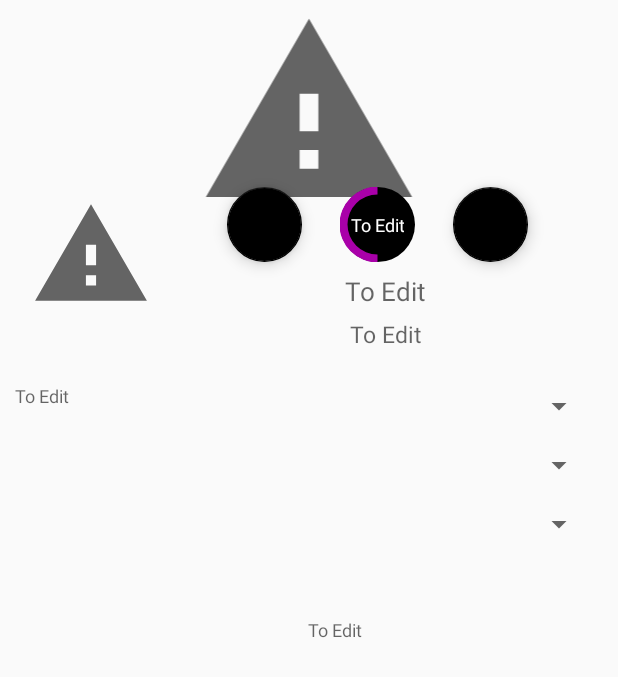
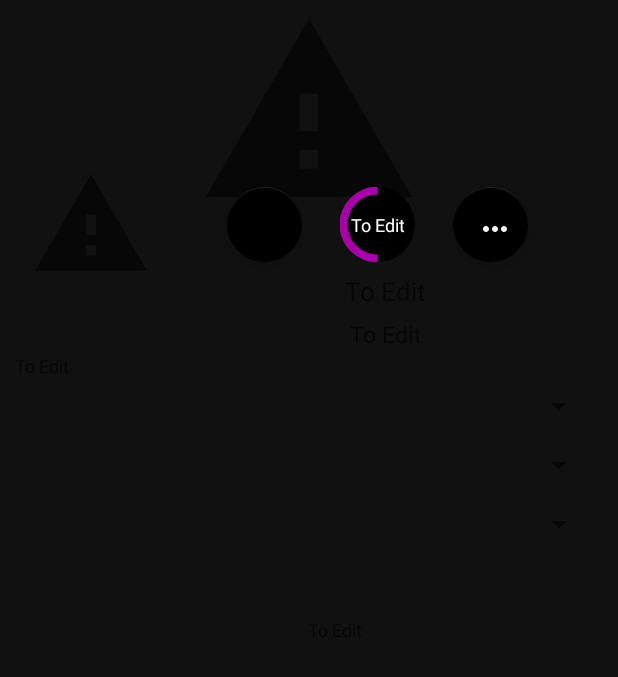
Before and after one commit to akaecliptic/Cinephile, an Android app: the layout fragment_movie_profile.xml on its own in the app's theme, with its tools: preview values and no code run, on a phone screen of 412 x 824 dp. Shown: the top 677 px of the screen. Run offline under Robolectric (Android 15) with nearby library versions, the phone set to English and light mode, and no system bars.

Commit message:
More updates to movie profile designs; changed back button, poster position and profile background colour

```diff
--- a/app/src/main/java/aka_ecliptic/com/cinephile/Activity/MovieProfileActivity.java
+++ b/app/src/main/java/aka_ecliptic/com/cinephile/Activity/MovieProfileActivity.java
@@ -5,6 +5,7 @@ import android.support.design.widget.FloatingActionButton;
 import android.support.v7.app.AppCompatActivity;
 import android.os.Bundle;
 import android.view.View;
+import android.widget.ImageButton;
 
 import java.util.Objects;
 
@@ -18,15 +19,14 @@ public class MovieProfileActivity extends AppCompatActivity {
      * Used to create activity, load movie object into profile fragment, and then add profile fragment
      * to fragment container.
      *
-     * @param savedInstanceState
+     * @param savedInstanceState A passed bundle object.
      */
     @Override
     protected void onCreate(Bundle savedInstanceState) {
         super.onCreate(savedInstanceState);
         setContentView(R.layout.activity_profile_container);
 
-        FloatingActionButton backBtn = findViewById(R.id.profile_button_back);
-        backBtn.getDrawable().mutate().setTint(getResources().getColor(R.color.colorPrimary, null));
+        ImageButton backBtn = findViewById(R.id.profile_button_back);
 
         MovieProfileFragment.setMovie(getMovie());
 
--- a/app/src/main/res/layout/fragment_movie_profile.xml
+++ b/app/src/main/res/layout/fragment_movie_profile.xml
@@ -4,9 +4,10 @@
     android:layout_width="match_parent"
     android:layout_height="match_parent"
     android:descendantFocusability="beforeDescendants"
-    android:focusableInTouchMode="true">
+    android:focusableInTouchMode="true"
+    android:background="@color/colorSecondaryDark">
 
-
+<!--TODO add content descriptions-->
     <ImageView
         android:id="@+id/profile_image_poster"
         android:layout_width="81dp"
@@ -14,9 +15,10 @@
         android:layout_below="@+id/profile_image_backdrop"
         android:layout_alignParentStart="true"
         android:layout_marginStart="20dp"
-        android:layout_marginTop="-40dp"
+        android:layout_marginTop="-60dp"
         android:elevation="1dp"
-        app:srcCompat="?android:attr/alertDialogIcon" />
+        app:srcCompat="?android:attr/alertDialogIcon"
+        android:contentDescription="@string/place_holder" />
 
     <ImageView
         android:id="@+id/profile_image_backdrop"
@@ -25,7 +27,8 @@
         android:layout_alignParentTop="true"
         android:layout_centerHorizontal="true"
         android:minHeight="150dp"
-        app:srcCompat="?android:attr/alertDialogIcon" />
+        app:srcCompat="?android:attr/alertDialogIcon"
+        android:contentDescription="@string/place_holder" />
 
     <TextView
         android:id="@+id/profile_text_title"
@@ -121,7 +124,8 @@
         android:clickable="true"
         android:focusable="true"
         app:backgroundTint="@color/colorPrimaryDark"
-        app:srcCompat="@drawable/icon_more_horizontal" />
+        app:srcCompat="@drawable/icon_more_horizontal"
+        android:tint="@color/colorPrimaryBright"/>
 
     <Spinner
         android:id="@+id/profile_spinner_genre_1"
```
Also changed, not shown: app/src/main/res/layout/activity_profile_container.xml (+7 -5 lines).
